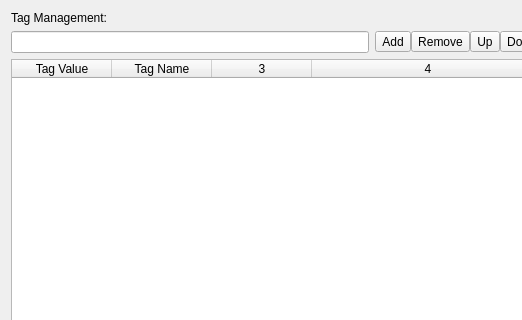
Before: the Qt Designer form customproperties.ui in ascetic85/LevelEditor-NG, drawn with Qt 5; both pictures show x 0 to 522 and y 0 to 320 of the 1096 by 581 pixel window.
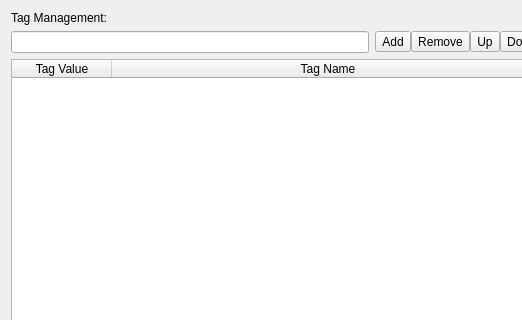
After: the same form once the commit is applied.

Commit message: [modify] item name of ui

```diff
--- a/customproperties.ui
+++ b/customproperties.ui
@@ -88,8 +88,11 @@
           <number>0</number>
          </property>
          <property name="columnCount">
-          <number>4</number>
+          <number>2</number>
          </property>
+         <attribute name="horizontalHeaderShowSortIndicator" stdset="0">
+          <bool>true</bool>
+         </attribute>
          <attribute name="horizontalHeaderStretchLastSection">
           <bool>true</bool>
          </attribute>
@@ -109,8 +112,6 @@
            <string>Tag Name</string>
           </property>
          </column>
-         <column/>
-         <column/>
         </widget>
        </item>
       </layout>
```
The commit also changes 3 other files.
